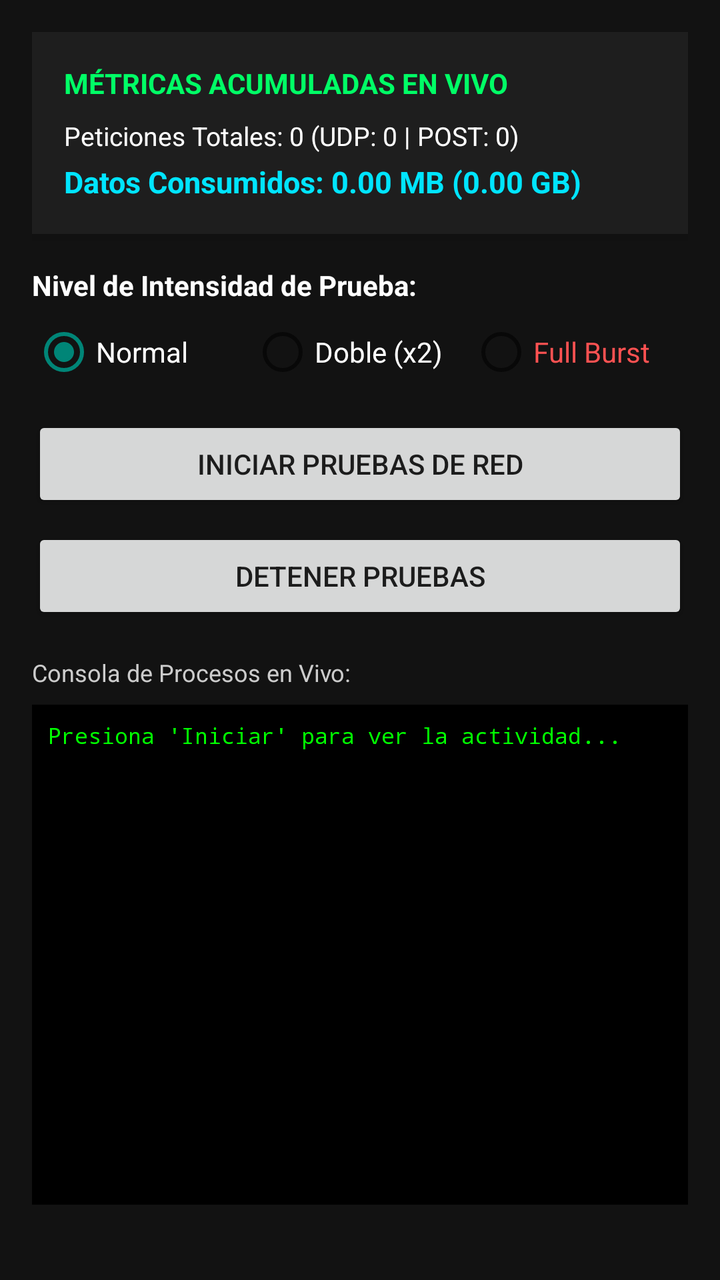
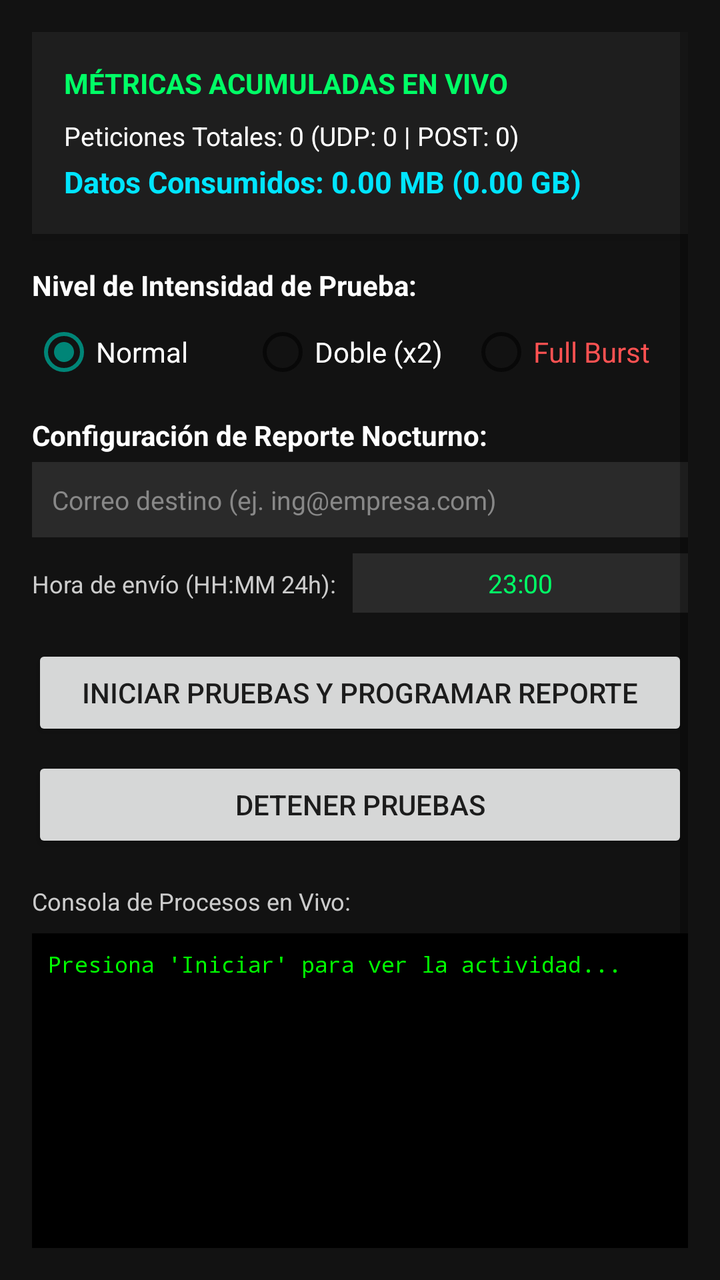

Two renders of the same Android screen: before a commit and after it. Below are the layout's source before the change and the commit's diff.
<!-- AndroidManifest.xml: application theme Theme.AppCompat.Light -->
<!-- res/layout/activity_main.xml -->
<?xml version="1.0" encoding="utf-8"?>
<ScrollView xmlns:android="http://schemas.android.com/apk/res/android"
    android:id="@+id/scrollViewMain"
    android:layout_width="match_parent"
    android:layout_height="match_parent"
    android:background="#121212"
    android:padding="16dp">

    <LinearLayout
        android:layout_width="match_parent"
        android:layout_height="wrap_content"
        android:orientation="vertical">

        
        <LinearLayout
            android:layout_width="match_parent"
            android:layout_height="wrap_content"
            android:background="#1E1E1E"
            android:orientation="vertical"
            android:padding="16dp"
            android:elevation="4dp">

            <TextView
                android:layout_width="wrap_content"
                android:layout_height="wrap_content"
                android:text="MÉTRICAS ACUMULADAS EN VIVO"
                android:textColor="#00FF66"
                android:textStyle="bold"
                android:textSize="14sp" />

            <TextView
                android:id="@+id/tvTotalPeticiones"
                android:layout_width="wrap_content"
                android:layout_height="wrap_content"
                android:layout_marginTop="8dp"
                android:text="Peticiones Totales: 0 (UDP: 0 | POST: 0)"
                android:textColor="#FFFFFF"
                android:textSize="13sp" />

            <TextView
                android:id="@+id/tvTotalDatos"
                android:layout_width="wrap_content"
                android:layout_height="wrap_content"
                android:layout_marginTop="4dp"
                android:text="Datos Consumidos: 0.00 MB (0.00 GB)"
                android:textColor="#00E5FF"
                android:textStyle="bold"
                android:textSize="15sp" />
        </LinearLayout>

        
        <TextView
            android:layout_width="wrap_content"
            android:layout_height="wrap_content"
            android:layout_marginTop="16dp"
            android:text="Nivel de Intensidad de Prueba:"
            android:textColor="#FFFFFF"
            android:textStyle="bold" />

        <RadioGroup
            android:id="@+id/rgIntensidad"
            android:layout_width="match_parent"
            android:layout_height="wrap_content"
            android:orientation="horizontal"
            android:layout_marginTop="8dp">

            <RadioButton
                android:id="@+id/rbNormal"
                android:layout_width="0dp"
                android:layout_height="wrap_content"
                android:layout_weight="1"
                android:checked="true"
                android:text="Normal"
                android:textColor="#FFFFFF" />

            <RadioButton
                android:id="@+id/rbDoble"
                android:layout_width="0dp"
                android:layout_height="wrap_content"
                android:layout_weight="1"
                android:text="Doble (x2)"
                android:textColor="#FFFFFF" />

            <RadioButton
                android:id="@+id/rbFull"
                android:layout_width="0dp"
                android:layout_height="wrap_content"
                android:layout_weight="1"
                android:text="Full Burst"
                android:textColor="#FF5252" />
        </RadioGroup>

        
        <Button
            android:id="@+id/btnStart"
            android:layout_width="match_parent"
            android:layout_height="wrap_content"
            android:layout_marginTop="16dp"
            android:text="INICIAR PRUEBAS DE RED" />

        <Button
            android:id="@+id/btnStop"
            android:layout_width="match_parent"
            android:layout_height="wrap_content"
            android:layout_marginTop="8dp"
            android:text="DETENER PRUEBAS" />

        
        <TextView
            android:layout_width="wrap_content"
            android:layout_height="wrap_content"
            android:layout_marginTop="16dp"
            android:text="Consola de Procesos en Vivo:"
            android:textColor="#CCCCCC"
            android:textSize="12sp" />

        <ScrollView
            android:id="@+id/scrollViewLogs"
            android:layout_width="match_parent"
            android:layout_height="250dp"
            android:layout_marginTop="8dp"
            android:background="#000000"
            android:padding="8dp">

            <TextView
                android:id="@+id/tvLogs"
                android:layout_width="match_parent"
                android:layout_height="wrap_content"
                android:fontFamily="monospace"
                android:text="Presiona 'Iniciar' para ver la actividad...\n"
                android:textColor="#00FF00"
                android:textSize="11sp" />
        </ScrollView>

    </LinearLayout>
</ScrollView>
<!-- resources referenced by this layout -->
<resources>

</resources>

<!-- the commit's change to res/layout/activity_main.xml (unified diff, before → after) -->
@@ -91,12 +91,60 @@
         </RadioGroup>
 
         
+        <TextView
+            android:layout_width="wrap_content"
+            android:layout_height="wrap_content"
+            android:layout_marginTop="16dp"
+            android:text="Configuración de Reporte Nocturno:"
+            android:textColor="#FFFFFF"
+            android:textStyle="bold" />
+
+        <EditText
+            android:id="@+id/etEmail"
+            android:layout_width="match_parent"
+            android:layout_height="wrap_content"
+            android:layout_marginTop="4dp"
+            android:background="#2A2A2A"
+            android:hint="Correo destino (ej. ing@empresa.com)"
+            android:padding="10dp"
+            android:textColor="#FFFFFF"
+            android:textColorHint="#888888"
+            android:textSize="13sp" />
+
+        <LinearLayout
+            android:layout_width="match_parent"
+            android:layout_height="wrap_content"
+            android:orientation="horizontal"
+            android:layout_marginTop="8dp">
+
+            <TextView
+                android:layout_width="wrap_content"
+                android:layout_height="wrap_content"
+                android:text="Hora de envío (HH:MM 24h):"
+                android:textColor="#CCCCCC"
+                android:textSize="12sp" />
+
+            <EditText
+                android:id="@+id/etHoraEnvio"
+                android:layout_width="match_parent"
+                android:layout_height="wrap_content"
+                android:background="#2A2A2A"
+                android:hint="23:00"
+                android:padding="6dp"
+                android:text="23:00"
+                android:textColor="#00FF66"
+                android:textSize="13sp"
+                android:gravity="center"
+                android:layout_marginStart="8dp"/>
+        </LinearLayout>
+
+        
         <Button
             android:id="@+id/btnStart"
             android:layout_width="match_parent"
             android:layout_height="wrap_content"
             android:layout_marginTop="16dp"
-            android:text="INICIAR PRUEBAS DE RED" />
+            android:text="INICIAR PRUEBAS Y PROGRAMAR REPORTE" />
 
         <Button
             android:id="@+id/btnStop"
@@ -117,7 +165,7 @@
         <ScrollView
             android:id="@+id/scrollViewLogs"
             android:layout_width="match_parent"
-            android:layout_height="250dp"
+            android:layout_height="220dp"
             android:layout_marginTop="8dp"
             android:background="#000000"
             android:padding="8dp">
